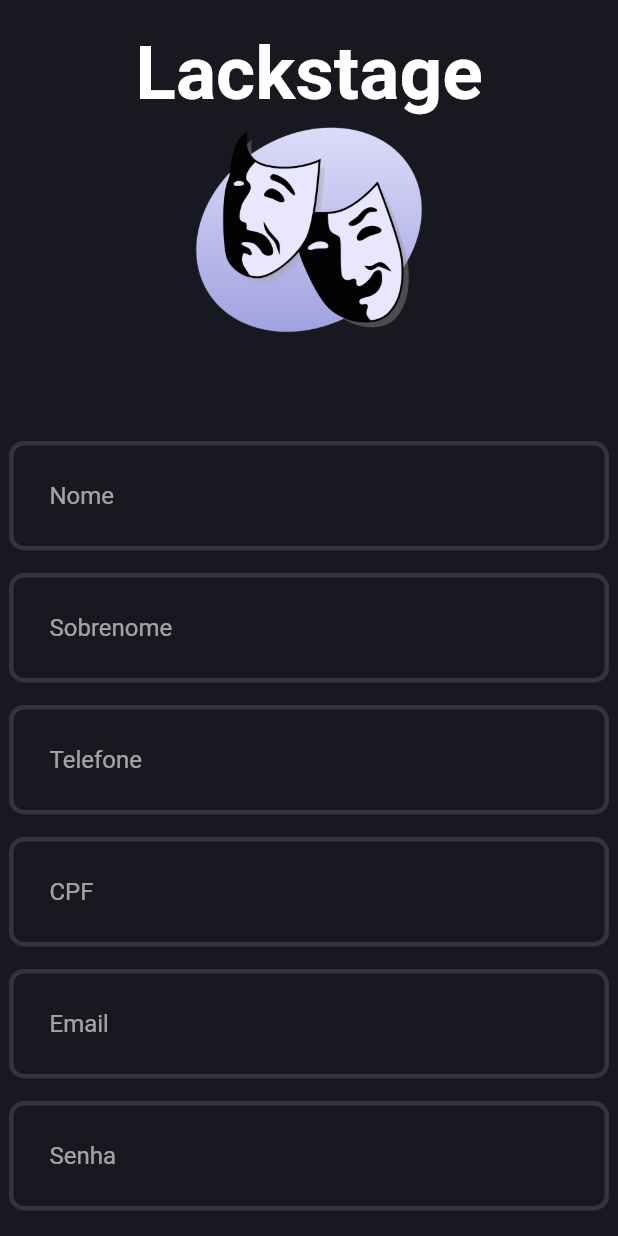
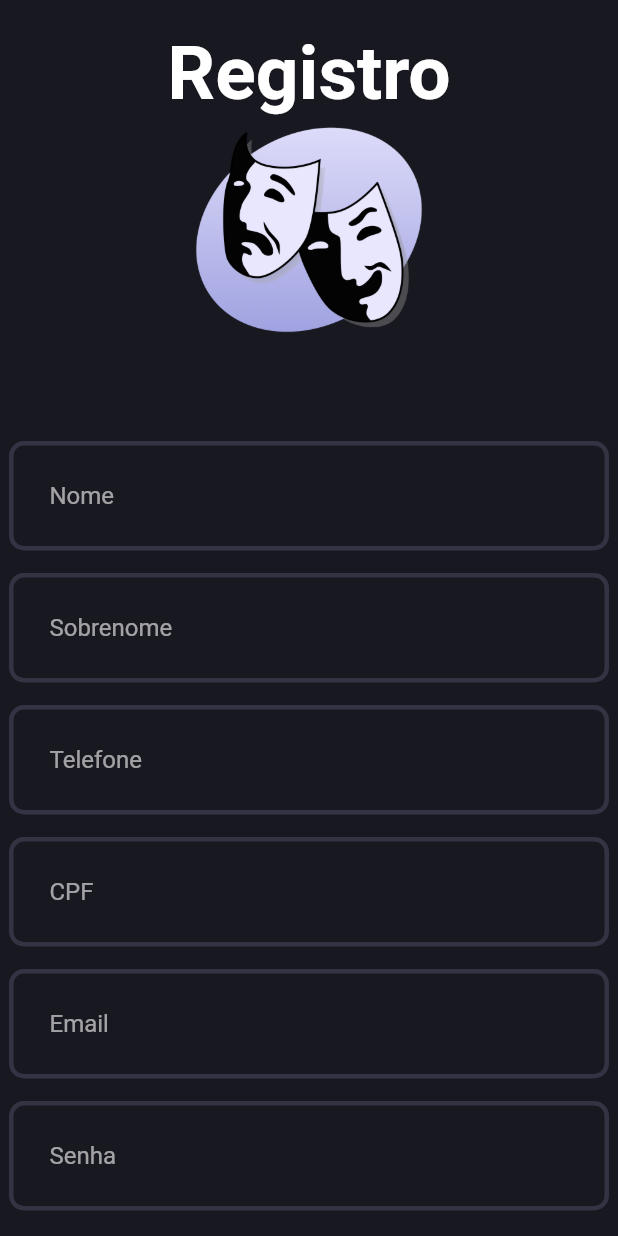
Before and after one commit to RockabZ/Lackstage, a Flutter app: the screen it shows after launch, after a tap on "Registrar-se", on a phone screen of 412 x 824 dp. Run offline on Flutter 3.47's test engine with Material 2 defaults, Android fonts, the phone set to English and light mode, and no system bars; our stand-ins replace flutter_svg.

Commit message:
style: changes page names

```diff
--- a/lib/Pages/LoginPage.dart
+++ b/lib/Pages/LoginPage.dart
@@ -19,7 +19,7 @@ class LoginPage extends StatelessWidget {
             Column(
               mainAxisAlignment: MainAxisAlignment.center,
               children: [
-                const Text('Lackstage',
+                const Text('Login',
                     style:
                         TextStyle(fontWeight: FontWeight.bold, fontSize: 50)),
                 Image.asset(
--- a/lib/Pages/RegisterPage.dart
+++ b/lib/Pages/RegisterPage.dart
@@ -19,7 +19,7 @@ class RegisterPage extends StatelessWidget {
               child: Column(
                 children: [
                   const SizedBox(height: 20),
-                  const Text('Lackstage',
+                  const Text('Registro',
                       style:
                           TextStyle(fontWeight: FontWeight.bold, fontSize: 50)),
                   Image.asset(
```
